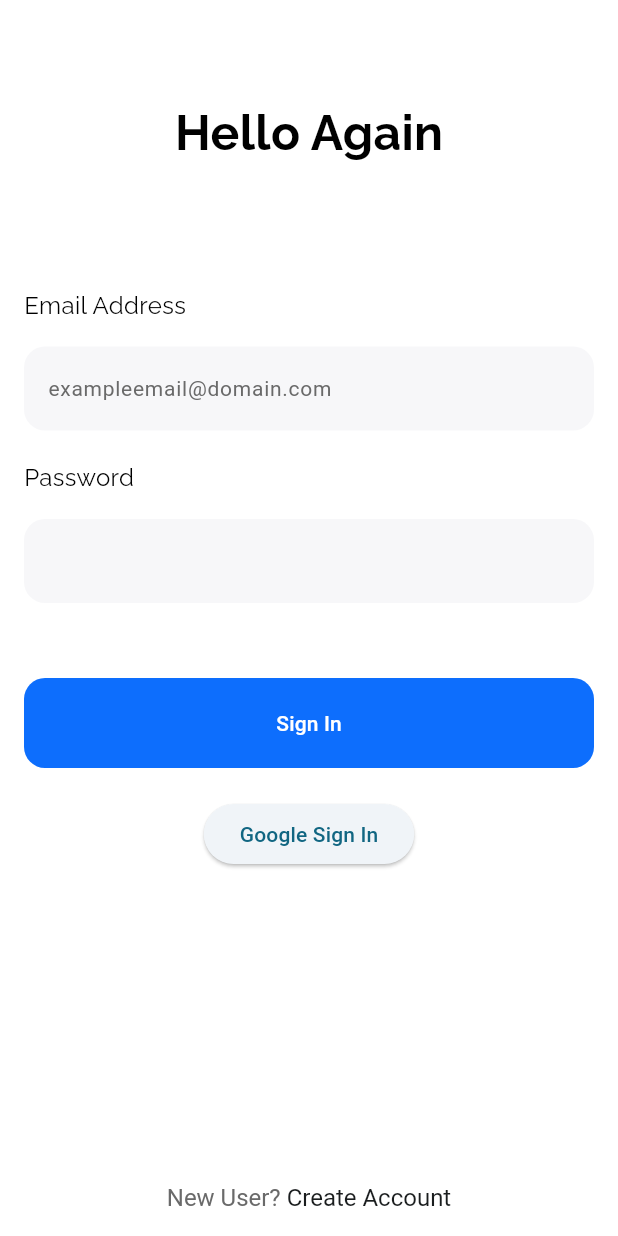
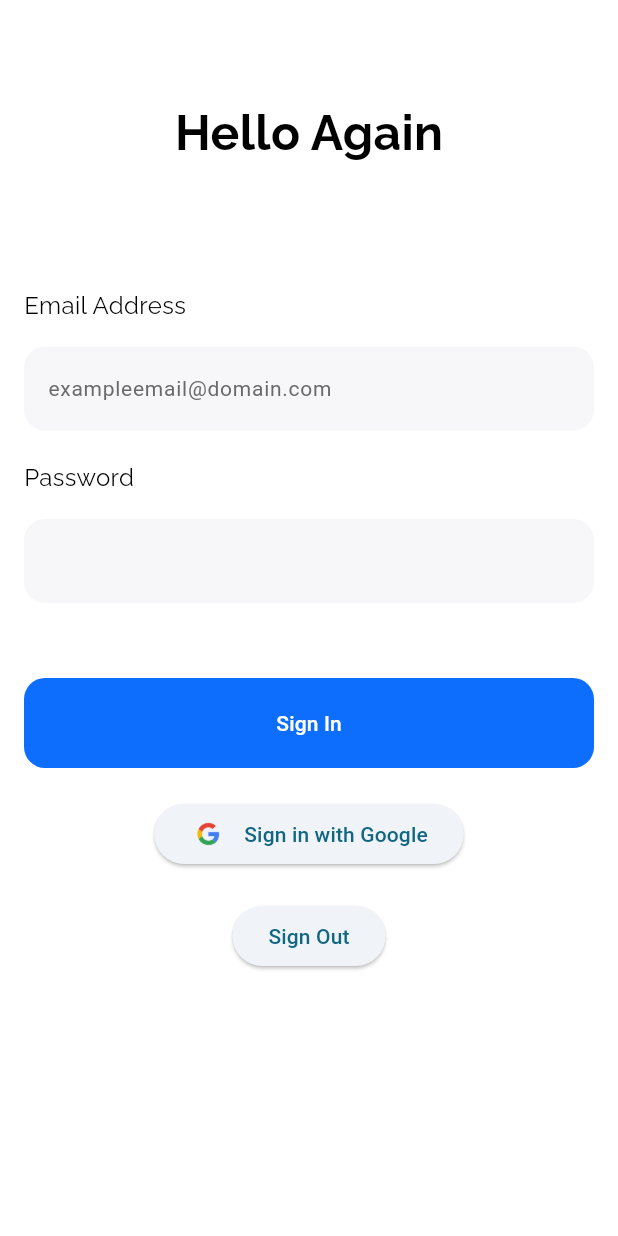
Before and after one commit to baejed/pagtambong_attendance_system, a Flutter app: the screen it shows after launch, on a phone screen of 412 x 824 dp. Run offline on Flutter 3.47's test engine with Material 3 defaults, Android fonts, the phone set to English and light mode, and no system bars; our stand-ins replace cloud_firestore, firebase_auth, firebase_core, fluttertoast, google_fonts, google_sign_in and 1 more; missing offline and left inert: date_picker_plus, mobile_scanner; accounts and stored records are empty.

Commit message:
Now added google 1 tap sign in and added a logging class to simplify logging and debugging

```diff
--- a/lib/auth/login.dart
+++ b/lib/auth/login.dart
@@ -3,6 +3,8 @@ import 'package:flutter/material.dart';
 import 'package:google_fonts/google_fonts.dart';
 import 'package:pagtambong_attendance_system/auth/signup.dart';
 import 'package:pagtambong_attendance_system/service/AuthService.dart';
+
+import '../scanner.dart';
 
 class Login extends StatelessWidget {
   Login({super.key});
@@ -12,31 +14,14 @@ class Login extends StatelessWidget {
 
   @override
   Widget build(BuildContext context) {
-    // TODO: implement build
     return Scaffold(
       backgroundColor: Colors.white,
       resizeToAvoidBottomInset: true,
-      bottomNavigationBar: _signup(context),
+      // bottomNavigationBar: _signup(context),
       appBar: AppBar(
         backgroundColor: Colors.transparent,
         elevation: 0,
         toolbarHeight: 50,
-        // leading: GestureDetector(
-        //   onTap: () {
-        //     Navigator.pop(context);
-        //   },
-        //   child: Container(
-        //     margin: const EdgeInsets.only(left: 10),
-        //     decoration: const BoxDecoration(
-        //         color: Color(0xffF7F7F9), shape: BoxShape.circle),
-        //     child: const Center(
-        //       child: Icon(
-        //         Icons.arrow_back_ios_new_rounded,
-        //         color: Colors.black,
-        //       ),
-        //     ),
-        //   ),
-        // ),
       ),
       body: SafeArea(
         child: SingleChildScrollView(
@@ -62,7 +47,9 @@ class Login extends StatelessWidget {
               const SizedBox(height: 50),
               _signIn(context),
               const SizedBox(height: 20),
-              _googleSignInButton(context)
+              _googleSignInButton(context),
+              const SizedBox(height: 20),
+              _googleSignOutButton(context),
             ],
           ),
         ),
@@ -160,6 +147,7 @@ class Login extends StatelessWidget {
     );
   }
 
+  // NOT USED
   Widget _signup(BuildContext context) {
     return Padding(
       padding: const EdgeInsets.only(bottom: 16),
@@ -190,6 +178,37 @@ class Login extends StatelessWidget {
   }
 
   Widget _googleSignInButton(BuildContext context) {
-    return ElevatedButton(onPressed: () => AuthService().signInWithGoogle(), child: const Text("Google Sign In"));
+    return ElevatedButton(
+      onPressed: () async {
+        final user = await AuthService().signInWithGoogle();
+        if (user != null) {
+          if (!context.mounted) return;
+          Navigator.push(
+            context,
+            MaterialPageRoute(builder: (context) => SignUp()),
+          );
+        }
+      },
+      child: const Row(
+        mainAxisSize: MainAxisSize.min,
+        children: [
+          Image(
+            image: AssetImage("assets/google_icon.png"),
+            height: 24,
+          ),
+          SizedBox(width: 12),
+          Text("Sign in with Google")
+        ],
+      ),
+    );
+  }
+
+  Widget _googleSignOutButton(BuildContext context) {
+    return ElevatedButton(
+      onPressed: () async {
+        await AuthService().signOut(context: context);
+      },
+      child: const Text("Sign Out"),
+    );
   }
 }
--- a/lib/main.dart
+++ b/lib/main.dart
@@ -3,6 +3,7 @@ import 'package:firebase_core/firebase_core.dart';
 import 'package:pagtambong_attendance_system/auth/login.dart';
 import 'package:pagtambong_attendance_system/events.dart';
 import 'package:pagtambong_attendance_system/personel.dart';
+import 'package:pagtambong_attendance_system/service/AuthService.dart';
 import 'firebase_options.dart';
 import 'scanner.dart';
 
@@ -20,6 +21,7 @@ class MyApp extends StatelessWidget {
 
   @override
   Widget build(BuildContext context) {
+
     return MaterialApp(
       title: 'Pagtambong',
       theme: ThemeData(
--- /dev/null
+++ b/lib/model/UserRoles.dart
@@ -0,0 +1,28 @@
+enum UserRole {
+  admin,
+  staff,
+  user,
+}
+
+class AppUser {
+  final String email;
+  final String uid;
+  final UserRole role;
+
+  AppUser({
+    required this.email,
+    required this.uid,
+    required this.role,
+  });
+
+  factory AppUser.fromFirestore(Map<String, dynamic> data) {
+    return AppUser(
+      email: data['email'],
+      uid: data['uid'],
+      role: UserRole.values.firstWhere(
+        (e) => e.toString() == 'UserRole.${data['role']}',
+        orElse: () => UserRole.user,
+      ),
+    );
+  }
+}
--- a/pubspec.yaml
+++ b/pubspec.yaml
@@ -45,6 +45,7 @@ dependencies:
   fluttertoast: ^8.2.8
   firebase_auth: ^5.3.4
   google_sign_in: ^6.2.2
+  logger: ^2.5.0
 
 dev_dependencies:
   flutter_test:
@@ -65,6 +66,7 @@ flutter:
 
   assets:
     - assets/codes_logo.png
+    - assets/google_icon.png
 
   # The following line ensures that the Material Icons font is
   # included with your application, so that you can use the icons in
```
Also changed, not shown: lib/events.dart (+8 -4 lines), lib/scanner.dart (+9 -1 lines), lib/service/AuthService.dart (+95 -31 lines), lib/service/LogService.dart (added, +56 -0 lines), lib/service/UserManagement.dart (added, +39 -0 lines), assets/google_icon.png (added), lib/super_admin/super_main.dart (added), pubspec.lock, 1 other file.
